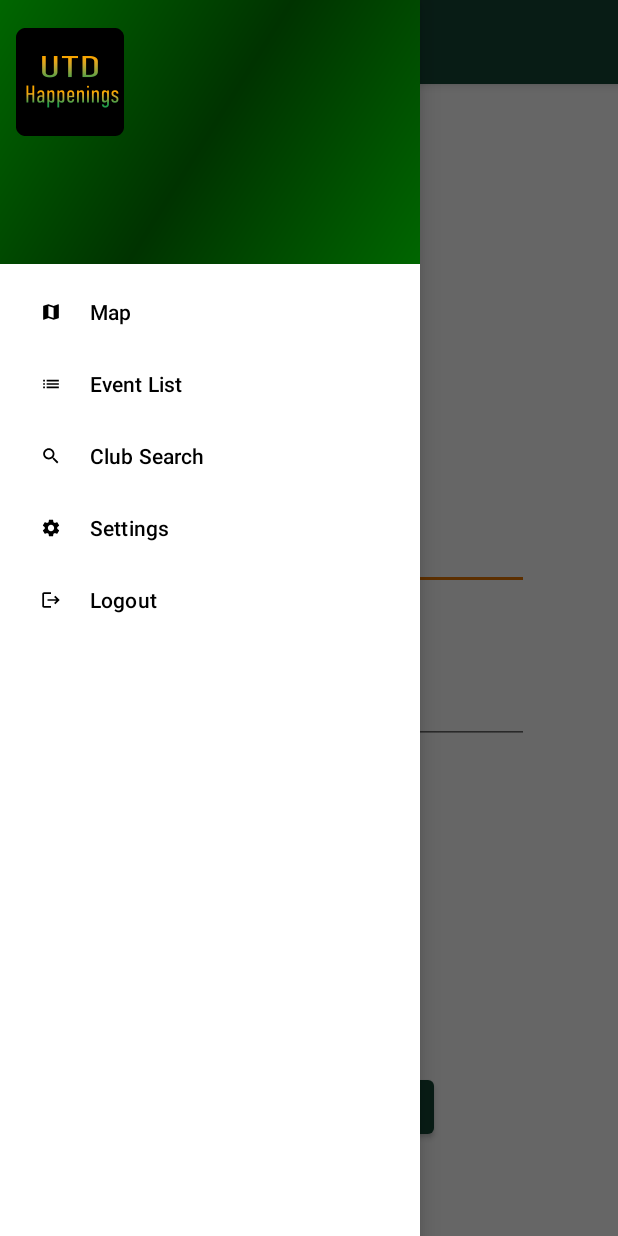
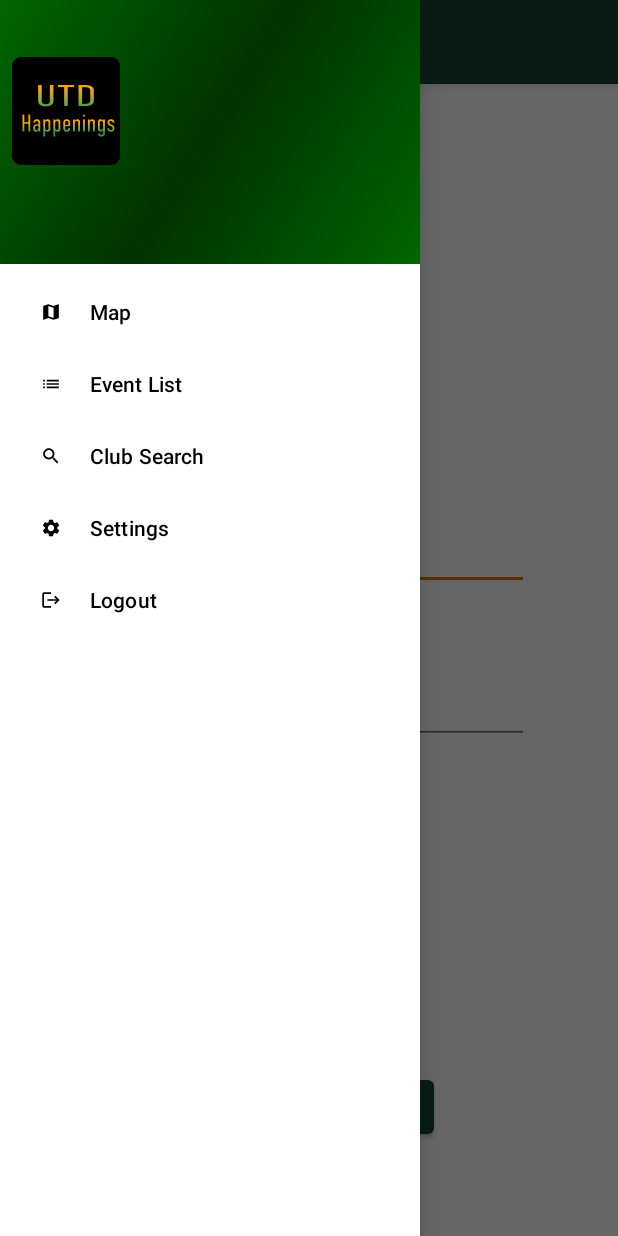
Before and after one commit to sanger96/Happenings_Team-5_UTD_Senior_Design_Project, an Android app: the screen it shows after launch (MainActivity), with the side drawer open, on a phone screen of 412 x 824 dp. Run offline under Robolectric (Android 15) with nearby library versions, the light colour scheme and no system bars; our stand-ins replace Volley, navigation-ui.

Commit message:
adjusted top of nav bar.

```diff
--- a/HappeningsApp/app/src/main/res/layout/nav_header_main.xml
+++ b/HappeningsApp/app/src/main/res/layout/nav_header_main.xml
@@ -10,8 +10,8 @@
     <!-- android:theme="@style/ThemeOverlay.AppCompat.Dark"> -->
 
     <LinearLayout
-        android:layout_width="260dp"
-        android:layout_height="139dp"
+        android:layout_width="265dp"
+        android:layout_height="100dp"
         android:layout_marginStart="1dp"
         android:orientation="vertical"
         app:layout_constraintBottom_toBottomOf="parent"
```
